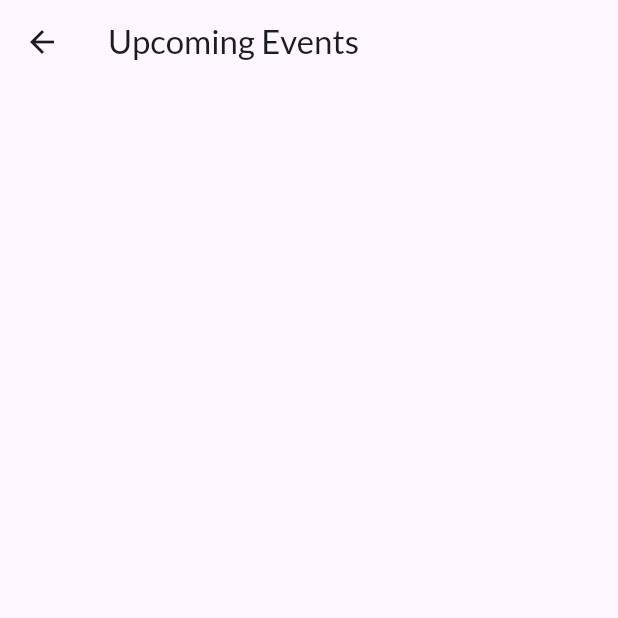
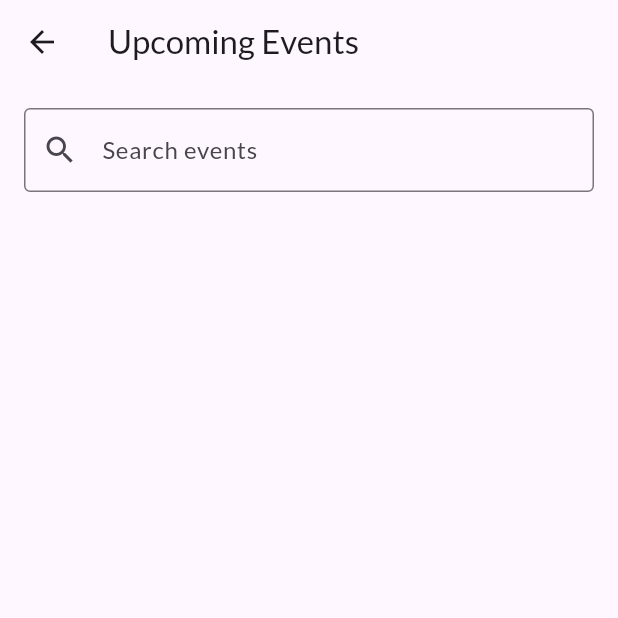
Before and after one commit to momubaris/Event-Calendar-App, a Flutter app: the EventListPage screen opened directly, on a phone screen of 412 x 824 dp, the top half of it. Run offline on Flutter 3.47's test engine with Material 3 defaults, Android fonts, the phone set to English and light mode, and no system bars; our stand-ins replace cloud_firestore, firebase_auth, firebase_core, google_fonts, shared_preferences; accounts and stored records are empty.

Commit message:
search option added for event searching

```diff
--- a/lib/views/eventListingPage.dart
+++ b/lib/views/eventListingPage.dart
@@ -2,14 +2,51 @@ import 'package:cloud_firestore/cloud_firestore.dart';
 import 'package:event_management/views/eventDetailsPage.dart';
 import 'package:flutter/material.dart';
 
-class EventListPage extends StatelessWidget {
+class EventListPage extends StatefulWidget {
+  @override
+  _EventListPageState createState() => _EventListPageState();
+}
+
+class _EventListPageState extends State<EventListPage> {
+  late TextEditingController _searchController;
+
+  @override
+  void initState() {
+    super.initState();
+    _searchController = TextEditingController();
+  }
+
+  @override
+  void dispose() {
+    _searchController.dispose();
+    super.dispose();
+  }
+
   @override
   Widget build(BuildContext context) {
     return Scaffold(
       appBar: AppBar(
         title: Text('Upcoming Events'),
       ),
-      body: _buildEventsList(context),
+      body: Column(
+        children: [
+          Padding(
+            padding: const EdgeInsets.all(16.0),
+            child: TextField(
+              controller: _searchController,
+              decoration: InputDecoration(
+                labelText: 'Search events',
+                prefixIcon: Icon(Icons.search),
+                border: OutlineInputBorder(),
+              ),
+              onChanged: _filterEvents,
+            ),
+          ),
+          Expanded(
+            child: _buildEventsList(context),
+          ),
+        ],
+      ),
     );
   }
 
@@ -27,10 +64,17 @@ class EventListPage extends StatelessWidget {
               child: Text('Error: ${snapshot.error}'),
             );
           } else {
-            return ListView(
-              children: snapshot.data!.docs.map((DocumentSnapshot document) {
-                Map<String, dynamic> data =
-                    document.data() as Map<String, dynamic>;
+            final filteredEvents = snapshot.data!.docs.where((document) {
+              final eventData = document.data() as Map<String, dynamic>;
+              final eventName = eventData['eventName'].toString().toLowerCase();
+              final searchQuery = _searchController.text.toLowerCase();
+              return eventName.contains(searchQuery);
+            }).toList();
+            return ListView.builder(
+              itemCount: filteredEvents.length,
+              itemBuilder: (context, index) {
+                final document = filteredEvents[index];
+                final data = document.data() as Map<String, dynamic>;
                 return ListTile(
                   title: Text(
                     data['eventName'],
@@ -42,7 +86,7 @@ class EventListPage extends StatelessWidget {
                         context, document.id); // Pass event ID
                   },
                 );
-              }).toList(),
+              },
             );
           }
         }
@@ -58,4 +102,10 @@ class EventListPage extends StatelessWidget {
       ),
     );
   }
+
+  void _filterEvents(String query) {
+    setState(() {
+      // Trigger rebuilding the event list with the filtered events
+    });
+  }
 }
```
